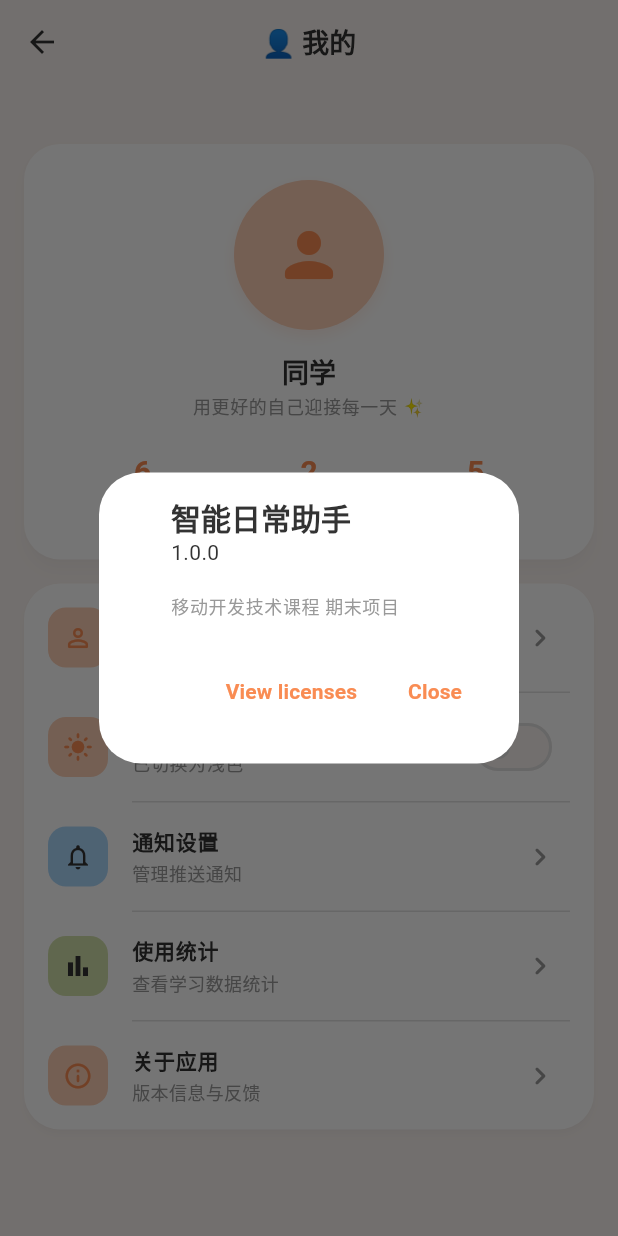
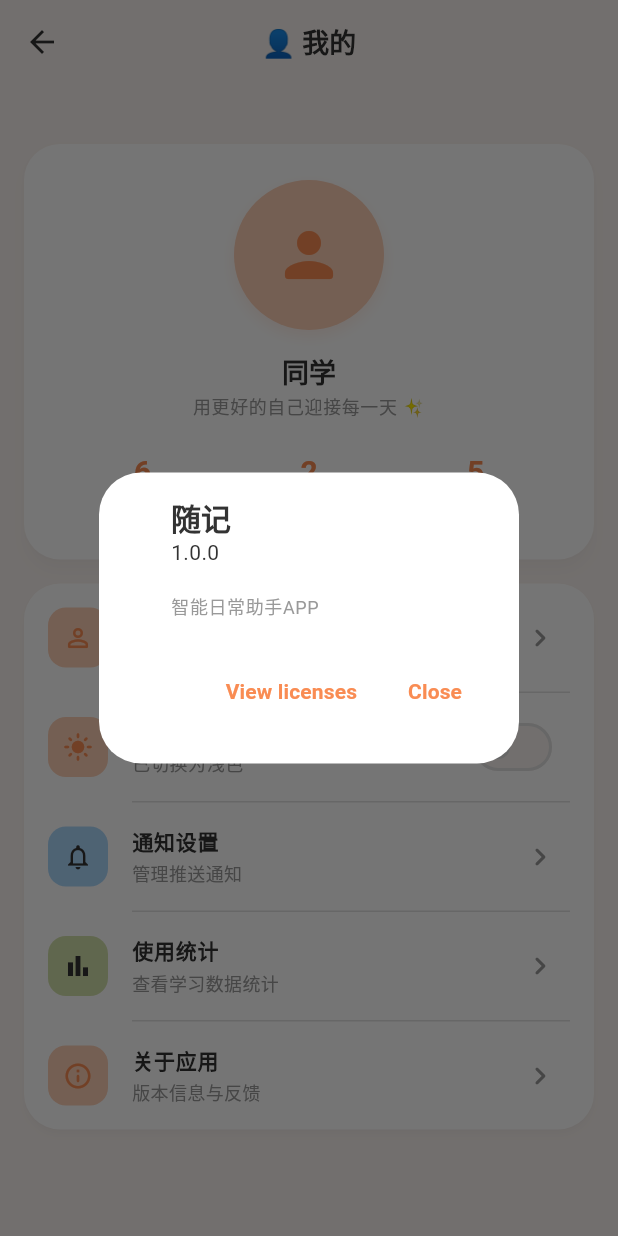
Before and after one commit to cheng-gui-lin/smart_assistant_app, a Flutter app: the ProfilePage screen opened directly, after a tap on "关于应用", on a phone screen of 412 x 824 dp. Run offline on Flutter 3.47's test engine with Material 3 defaults, Android fonts, the phone set to English and light mode, and no system bars; our stand-ins replace flutter_local_notifications, hive_flutter, image_picker, shared_preferences; accounts and stored records are empty.

Commit message:
修复应用名称改为随记、优化目标状态切换逻辑

```diff
--- a/flutter_harmonyos/lib/main.dart
+++ b/flutter_harmonyos/lib/main.dart
@@ -59,7 +59,7 @@ class MyApp extends StatelessWidget {
     final themeProvider = context.watch<ThemeProvider>();
 
     return MaterialApp(
-      title: '智能日常助手',
+      title: '随记',
       debugShowCheckedModeBanner: false,
       themeMode: themeProvider.themeMode,
       theme: _buildLightTheme(),
--- a/flutter_harmonyos/lib/pages/calendar/goal_detail_page.dart
+++ b/flutter_harmonyos/lib/pages/calendar/goal_detail_page.dart
@@ -306,10 +306,7 @@ class _GoalDetailPageState extends State<GoalDetailPage> {
                             ],
                           ),
                         ),
-                        GestureDetector(
-                          onTap: () =>
-                              goalProvider.toggleGoalStatus(widget.goalId),
-                          child: Container(
+                        Container(
                           padding: const EdgeInsets.symmetric(
                               horizontal: 12, vertical: 6),
                           decoration: BoxDecoration(
@@ -324,7 +321,6 @@ class _GoalDetailPageState extends State<GoalDetailPage> {
                               color: Colors.white,
                               fontSize: 12,
                               fontWeight: FontWeight.bold,
-                              ),
                             ),
                           ),
                         ),
--- a/flutter_harmonyos/lib/pages/profile/profile_page.dart
+++ b/flutter_harmonyos/lib/pages/profile/profile_page.dart
@@ -271,9 +271,9 @@ class ProfilePage extends StatelessWidget {
                     onTap: () {
                       showAboutDialog(
                         context: context,
-                        applicationName: '智能日常助手',
+                        applicationName: '随记',
                         applicationVersion: '1.0.0',
-                        applicationLegalese: '移动开发技术课程 期末项目',
+                        applicationLegalese: '智能日常助手APP',
                       );
                     },
                   ),
```
Also changed, not shown: flutter_harmonyos/lib/providers/goal_provider.dart (+1 -10 lines), 1 other file. Lines whose indentation alone changed are shown as unchanged.
